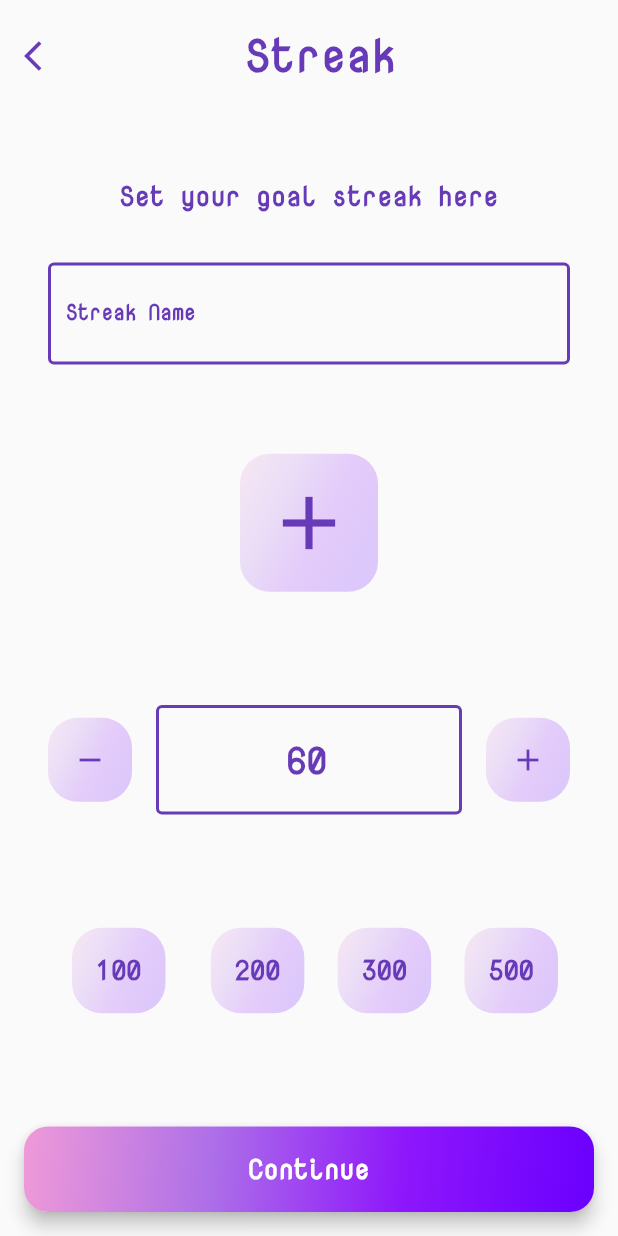
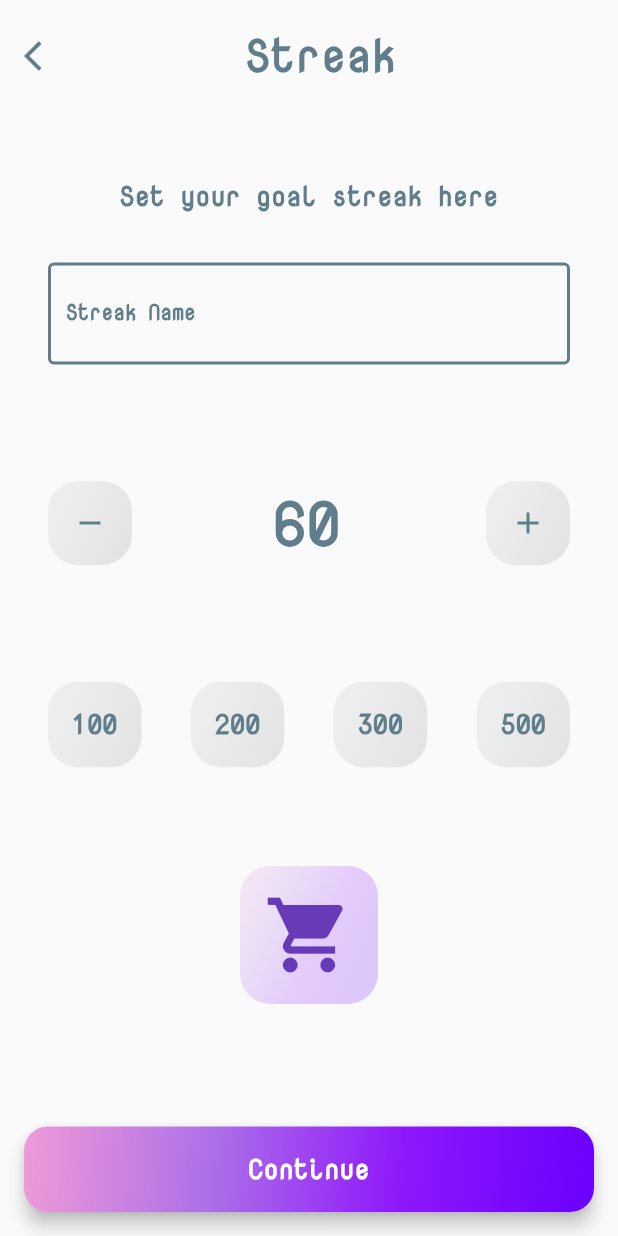
Before and after one commit to lazy-god/reboot_page_insight, a Flutter app: the screen it shows after launch, after a tap on the "add box" icon, on a phone screen of 412 x 824 dp. Run offline on Flutter 3.47's test engine with Material 2 defaults, Android fonts, the phone set to English and light mode, and no system bars.

Commit message:
Add: add screen functionality

```diff
--- a/lib/components/streak_icon.dart
+++ b/lib/components/streak_icon.dart
@@ -1,9 +1,9 @@
 import 'package:flutter/material.dart';
-import 'package:streak/constants.dart';
 
 class StreakContainer extends StatelessWidget {
   final Widget child;
-  StreakContainer(this.child);
+  final Gradient gradient;
+  StreakContainer({this.child, this.gradient});
 
   @override
   Widget build(BuildContext context) {
@@ -12,7 +12,7 @@ class StreakContainer extends StatelessWidget {
         borderRadius: BorderRadius.all(
           Radius.circular(20.0),
         ),
-        gradient: kLightPurpleLinearGradient,
+        gradient: gradient,
       ),
       child: Padding(
         padding: const EdgeInsets.all(16.0),
--- a/lib/components/tile.dart
+++ b/lib/components/tile.dart
@@ -19,10 +19,11 @@ class _TileState extends State<Tile> {
         crossAxisAlignment: CrossAxisAlignment.start,
         children: <Widget>[
           StreakContainer(
-            Icon(
+            child: Icon(
               Icons.shopping_cart,
               color: Colors.deepPurple,
             ),
+            gradient: kLightPurpleLinearGradient,
           ),
           SizedBox(
             width: 20.0,
--- a/lib/constants.dart
+++ b/lib/constants.dart
@@ -6,11 +6,12 @@ const kAddScreenText = 'Set your goal streak here';
 const kTagTitle = 'title';
 const kTagIcon = 'icon';
 const kPrimaryColor = Colors.deepPurple;
+const kSecondaryColor = Colors.blueGrey;
 const kPadding = 16.0;
 
 const kTitleText = TextStyle(
   fontSize: 30.0,
-  color: Colors.deepPurple,
+  color: Colors.blueGrey,
   fontWeight: FontWeight.bold,
   fontFamily: 'Nova Mono',
 );
@@ -58,6 +59,16 @@ const kLightPurpleLinearGradient = LinearGradient(
   ],
 );
 
+const kLightBlueGreyLinearGradient = LinearGradient(
+  begin: Alignment.topLeft,
+  colors: [
+    Color.fromRGBO(190, 192, 194, 0.2),
+    Color.fromRGBO(179, 182, 181, 0.2),
+    Color.fromRGBO(161, 162, 163, 0.2),
+    Color.fromRGBO(142, 141, 141, 0.2),
+  ],
+);
+
 const kMediumPurpleLinearGradient = LinearGradient(
   begin: Alignment.topLeft,
   colors: [
@@ -71,31 +82,31 @@ const kMediumPurpleLinearGradient = LinearGradient(
 const kTextFieldBorderDecoration = InputDecoration(
   border: OutlineInputBorder(
     borderSide: BorderSide(
-      color: Colors.deepPurple,
+      color: Colors.blueGrey,
       width: 2.0,
     ),
   ),
   enabledBorder: OutlineInputBorder(
     borderSide: BorderSide(
-      color: Colors.deepPurple,
+      color: Colors.blueGrey,
       width: 2.0,
     ),
   ),
   focusedBorder: OutlineInputBorder(
     borderSide: BorderSide(
-      color: Colors.deepPurple,
+      color: Colors.blueGrey,
       width: 2.0,
     ),
   ),
   labelText: 'Streak Name',
   labelStyle: TextStyle(
-    color: Colors.deepPurple,
+    color: Colors.blueGrey,
     fontSize: 14.0,
     fontFamily: 'Nova Mono',
     fontWeight: FontWeight.w600,
   ),
   hintStyle: TextStyle(
-    color: Colors.deepPurple,
+    color: Colors.blueGrey,
     fontSize: 14.0,
     fontFamily: 'Nova Mono',
     fontWeight: FontWeight.w600,
@@ -136,3 +147,18 @@ const kTextFieldFillDecoration = InputDecoration(
     fontWeight: FontWeight.w600,
   ),
 );
+
+const kIconList = [
+  Icons.shopping_cart,
+  Icons.style,
+  Icons.bubble_chart,
+  Icons.music_note,
+  Icons.mail,
+  Icons.account_balance,
+  Icons.beach_access,
+  Icons.restaurant,
+  Icons.gamepad,
+  Icons.card_giftcard,
+  Icons.scanner,
+  Icons.location_city
+];
--- a/lib/main.dart
+++ b/lib/main.dart
@@ -1,4 +1,5 @@
 import 'package:flutter/material.dart';
+import 'package:streak/constants.dart';
 import 'package:streak/screen/streak_screen.dart';
 
 void main() => runApp(MyApp());
@@ -13,7 +14,7 @@ class MyApp extends StatelessWidget {
 
     return MaterialApp(
       theme: ThemeData.light().copyWith(
-        cursorColor: Colors.deepPurple,
+        cursorColor: kSecondaryColor,
       ),
       home: StreakScreen(),
     );
--- a/lib/screen/add_screen.dart
+++ b/lib/screen/add_screen.dart
@@ -1,4 +1,5 @@
 import 'package:flutter/material.dart';
+import 'package:flutter/services.dart';
 import 'package:streak/components/streak_dialog.dart';
 import 'package:streak/components/streak_icon.dart';
 import 'package:streak/constants.dart';
@@ -10,7 +11,8 @@ class AddScreen extends StatefulWidget {
 
 class _AddScreenState extends State<AddScreen> {
   final _textFieldController = TextEditingController();
-  var _currentIcon = 1;
+  int _currentIconIndex = 0;
+  bool _showCursor = true;
 
   @override
   void initState() {
@@ -18,12 +20,67 @@ class _AddScreenState extends State<AddScreen> {
     super.initState();
   }
 
-  Future<void> _chooseIcon() async {
-    await showDialog(
-        context: context,
-        builder: (BuildContext context) {
-          return StreakDialog();
+  @override
+  void dispose() {
+    _textFieldController.dispose();
+    super.dispose();
+  }
+
+  void _chooseIcon() async {
+    int newIndex = await showDialog(
+      context: context,
+      builder: (BuildContext context) {
+        return StreakDialog();
+      },
+    );
+    setState(() {
+      _currentIconIndex = newIndex;
+    });
+  }
+
+  Widget _getChip(String text) {
+    return GestureDetector(
+      onTap: () {
+        setState(() {
+          _showCursor = false;
         });
+        _textFieldController.text = text;
+      },
+      child: StreakContainer(
+        child: Text(
+          text,
+          style: kStreakText.copyWith(
+            color: kSecondaryColor,
+          ),
+        ),
+        gradient: kLightBlueGreyLinearGradient,
+      ),
+    );
+  }
+
+  Widget _getCounters(IconData icon, bool add) {
+    return GestureDetector(
+      onTap: () {
+        setState(() {
+          _showCursor = false;
+        });
+        int curr = 0;
+        if (add) {
+          curr = int.parse(_textFieldController.text) + 1;
+        } else {
+          curr = int.parse(_textFieldController.text) - 1;
+          if (curr < 0) curr = 0;
+        }
+        _textFieldController.text = curr.toString();
+      },
+      child: StreakContainer(
+        child: Icon(
+          icon,
+          color: kSecondaryColor,
+        ),
+        gradient: kLightBlueGreyLinearGradient,
+      ),
+    );
   }
 
   @override
@@ -41,8 +98,7 @@ class _AddScreenState extends State<AddScreen> {
                 children: <Widget>[
                   GestureDetector(
                     onTap: () {
-//                      Navigator.pop(context);
-                      _chooseIcon();
+                      Navigator.pop(context);
                     },
                     child: Padding(
                       padding: const EdgeInsets.only(
@@ -50,7 +106,7 @@ class _AddScreenState extends State<AddScreen> {
                       ),
                       child: Icon(
                         Icons.arrow_back_ios,
-                        color: kPrimaryColor,
+                        color: kSecondaryColor,
                       ),
                     ),
                   ),
@@ -84,7 +140,7 @@ class _AddScreenState extends State<AddScreen> {
                 child: Text(
                   kAddScreenText,
                   style: kStreakText.copyWith(
-                    color: kPrimaryColor,
+                    color: kSecondaryColor,
                   ),
                 ),
               ),
@@ -99,7 +155,7 @@ class _AddScreenState extends State<AddScreen> {
                     children: <Widget>[
                       TextField(
                         style: kStreakText.copyWith(
-                          color: kPrimaryColor,
+                          color: kSecondaryColor,
                           fontSize: 20.0,
                           fontWeight: FontWeight.w900,
                         ),
@@ -109,134 +165,62 @@ class _AddScreenState extends State<AddScreen> {
                         child: Column(
                           mainAxisAlignment: MainAxisAlignment.spaceEvenly,
                           children: <Widget>[
+                            Row(
+                              children: <Widget>[
+                                _getCounters(Icons.remove, false),
+                                Expanded(
+                                  child: Padding(
+                                    padding: const EdgeInsets.all(16.0),
+                                    child: TextField(
+                                      onTap: () {
+                                        setState(() {
+                                          _showCursor = true;
+                                        });
+                                      },
+                                      showCursor: _showCursor,
+                                      keyboardType: TextInputType.number,
+                                      controller: _textFieldController,
+                                      textAlign: TextAlign.center,
+                                      style: kImpStreakText.copyWith(
+                                        color: kSecondaryColor,
+                                        fontWeight: FontWeight.w900,
+                                      ),
+                                      decoration: InputDecoration(
+                                        border: InputBorder.none,
+                                      ),
+                                    ),
+                                  ),
+                                ),
+                                _getCounters(Icons.add, true),
+                              ],
+                            ),
+                            Row(
+                              mainAxisAlignment: MainAxisAlignment.spaceBetween,
+                              children: <Widget>[
+                                _getChip('100'),
+                                _getChip('200'),
+                                _getChip('300'),
+                                _getChip('500'),
+                              ],
+                            ),
                             Padding(
                               padding: const EdgeInsets.only(
                                 bottom: kPadding,
                                 top: kPadding,
                               ),
-                              child: IndexedStack(
-                                index: _currentIcon,
-                                children: <Widget>[
-                                  StreakContainer(
-                                    Icon(
-                                      Icons.shopping_cart,
-                                      size: 60.0,
-                                      color: kPrimaryColor,
-                                    ),
-                                  ),
-                                  StreakContainer(
-                                    Icon(
-                                      Icons.add,
-                                      size: 60.0,
-                                      color: kPrimaryColor,
-                                    ),
-                                  ),
-                                  StreakContainer(
-                                    Icon(
-                                      Icons.report_problem,
-                                      size: 60.0,
-                                      color: kPrimaryColor,
-                                    ),
-                                  ),
-                                  StreakContainer(
-                                    Icon(
-                                      Icons.group_work,
-                                      size: 60.0,
-                                      color: kPrimaryColor,
-                                    ),
-                                  ),
-                                  StreakContainer(
-                                    Icon(
-                                      Icons.bubble_chart,
-                                      size: 60.0,
-                                      color: kPrimaryColor,
-                                    ),
-                                  ),
-                                ],
-                              ),
-                            ),
-                            Row(
-                              children: <Widget>[
-                                StreakContainer(
-                                  Icon(
-                                    Icons.remove,
+                              child: GestureDetector(
+                                onTap: () {
+                                  _chooseIcon();
+                                },
+                                child: StreakContainer(
+                                  child: Icon(
+                                    kIconList[_currentIconIndex],
+                                    size: 60.0,
                                     color: kPrimaryColor,
                                   ),
+                                  gradient: kLightPurpleLinearGradient,
                                 ),
-                                Expanded(
-                                  child: Padding(
-                                    padding: const EdgeInsets.all(16.0),
-                                    child: TextField(
-                                      controller: _textFieldController,
-                                      textAlign: TextAlign.center,
-                                      style: kStreakText.copyWith(
-                                        color: kPrimaryColor,
-                                        fontSize: 24.0,
-                                        fontWeight: FontWeight.w900,
-                                      ),
-                                      decoration:
-                                          kTextFieldBorderDecoration.copyWith(
-                                        labelText: '',
-                                      ),
-                                    ),
-                                  ),
-                                ),
-                                StreakContainer(
-                                  Icon(
-                                    Icons.add,
-                                    color: kPrimaryColor,
-                                  ),
-                                ),
-                              ],
-                            ),
-                            Row(
-                              mainAxisAlignment: MainAxisAlignment.spaceBetween,
-                              children: <Widget>[
-                                Padding(
-                                  padding: const EdgeInsets.all(kPadding),
-                                  child: StreakContainer(
-                                    Text(
-                                      '100',
-                                      style: kStreakText.copyWith(
-                                        color: kPrimaryColor,
-                                      ),
-                                    ),
-                                  ),
-                                ),
-                                Padding(
-                                  padding: const EdgeInsets.all(8.0),
-                                  child: StreakContainer(
-                                    Text(
-                                      '200',
-                                      style: kStreakText.copyWith(
-                                        color: kPrimaryColor,
-                                      ),
-                                    ),
-                                  ),
-                                ),
-                                Padding(
-                                  padding: const EdgeInsets.all(8.0),
-                                  child: StreakContainer(
-                                    Text(
-                                      '300',
-                                      style: kStreakText.copyWith(
-                                        color: Colors.deepPurple,
-                                      ),
-                                    ),
-                                  ),
-                                ),
-                                Padding(
-                                  padding: const EdgeInsets.all(8.0),
-                                  child: StreakContainer(
-                                    Text(
-                                      '500',
-                                      style: kStreakText.copyWith(
-                                        color: Colors.deepPurple,
-                                      ),
-                                    ),
-                                  ),
-                                ),
-                              ],
+                              ),
                             ),
                           ],
                         ),
--- a/lib/screen/streak_screen.dart
+++ b/lib/screen/streak_screen.dart
@@ -28,7 +28,7 @@ class _StreakScreenState extends State<StreakScreen> {
                       Icon(
                         Icons.bubble_chart,
                         size: 35.0,
-                        color: Colors.deepPurple,
+                        color: Colors.blueGrey,
                       ),
                       GestureDetector(
                         onTap: () {
@@ -42,7 +42,7 @@ class _StreakScreenState extends State<StreakScreen> {
                         child: Icon(
                           Icons.add_box,
                           size: 35.0,
-                          color: Colors.deepPurple,
+                          color: Colors.blueGrey,
                         ),
                       ),
                     ],
```
Also changed, not shown: lib/components/streak_dialog.dart (+36 -50 lines).
